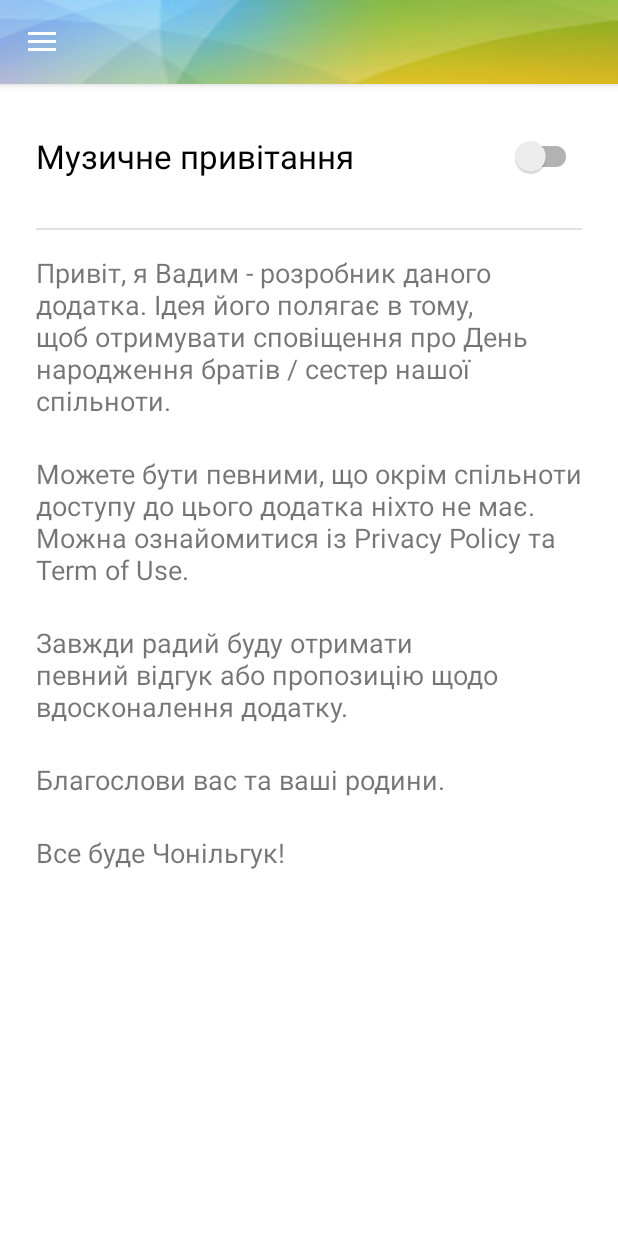
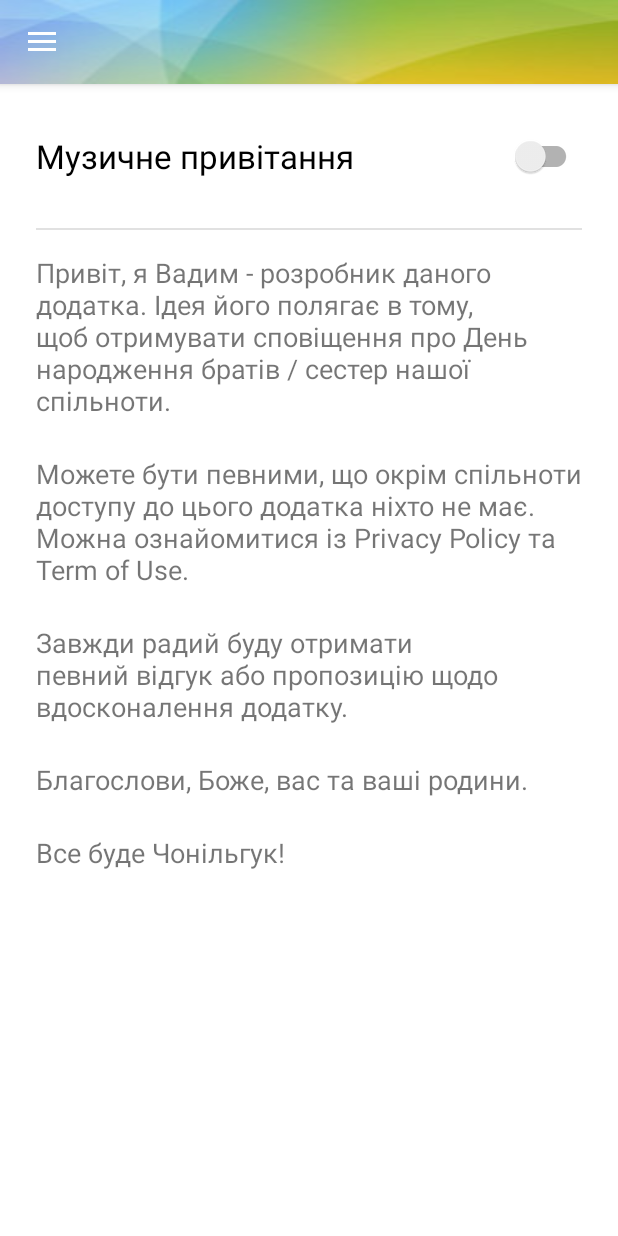
Before and after one commit to akademiya/Birthdays, an Android app: the InfoActivity screen opened directly, with no data from a screen before it, on a phone screen of 412 x 824 dp. Run offline under Robolectric (Android 15) with nearby library versions, the phone set to English and light mode, and no system bars.

Commit message:
Change menu icons

```diff
--- a/app/src/main/res/menu/activity_main_drawer.xml
+++ b/app/src/main/res/menu/activity_main_drawer.xml
@@ -6,19 +6,19 @@
     <group android:checkableBehavior="single">
         <item
             android:id="@+id/nav_home"
-            android:icon="@drawable/home"
+            android:icon="@drawable/home_cake"
             android:title="@string/menu_home" />
         <item
             android:id="@+id/nav_tl"
-            android:icon="@drawable/tl_2"
+            android:icon="@drawable/ic_telegram"
             android:title="@string/menu_tel_group" />
         <item
             android:id="@+id/nav_tf"
-            android:icon="@drawable/ff_24"
+            android:icon="@drawable/ff"
             android:title="@string/menu_ff_group" />
         <item
             android:id="@+id/nav_info"
-            android:icon="@drawable/ic_info"
+            android:icon="@drawable/flashka"
             android:title="@string/menu_info" />
     </group>
 
--- a/app/src/main/res/values/strings.xml
+++ b/app/src/main/res/values/strings.xml
@@ -33,7 +33,7 @@
     <string name="info_text1">Привіт, я Вадим - розробник даного додатка. Ідея його полягає в тому, щоб отримувати сповіщення про День народження братів / сестер нашої спільноти.</string>
     <string name="info_text2">Можете бути певними, що окрім спільноти доступу до цього додатка ніхто не має. Можна ознайомитися із Privacy Policy та Term of Use.</string>
     <string name="info_text3">Завжди радий буду отримати певний відгук або пропозицію щодо вдосконалення додатку.</string>
-    <string name="info_text4">Благослови вас та ваші родини.</string>
+    <string name="info_text4">Благослови, Боже, вас та ваші родини.</string>
     <string name="info_text5">Все буде Чонільгук!</string>
 
     // CREATE ITEM PERSON
```
Also changed, not shown: app/src/main/res/drawable/ff.png (added), app/src/main/res/drawable/ff_24.png (deleted), app/src/main/res/drawable/flashka.png (added), app/src/main/res/drawable/home_cake.png (added), app/src/main/res/drawable/ic_telegram.png (added).
